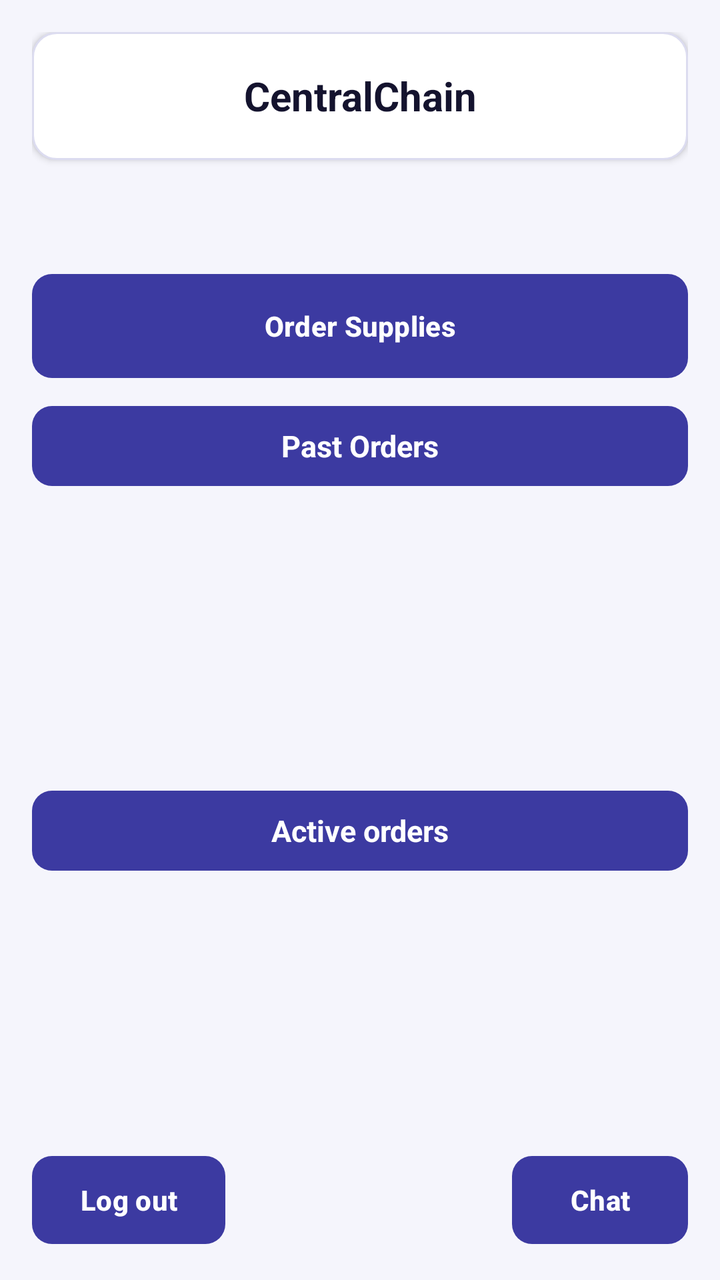
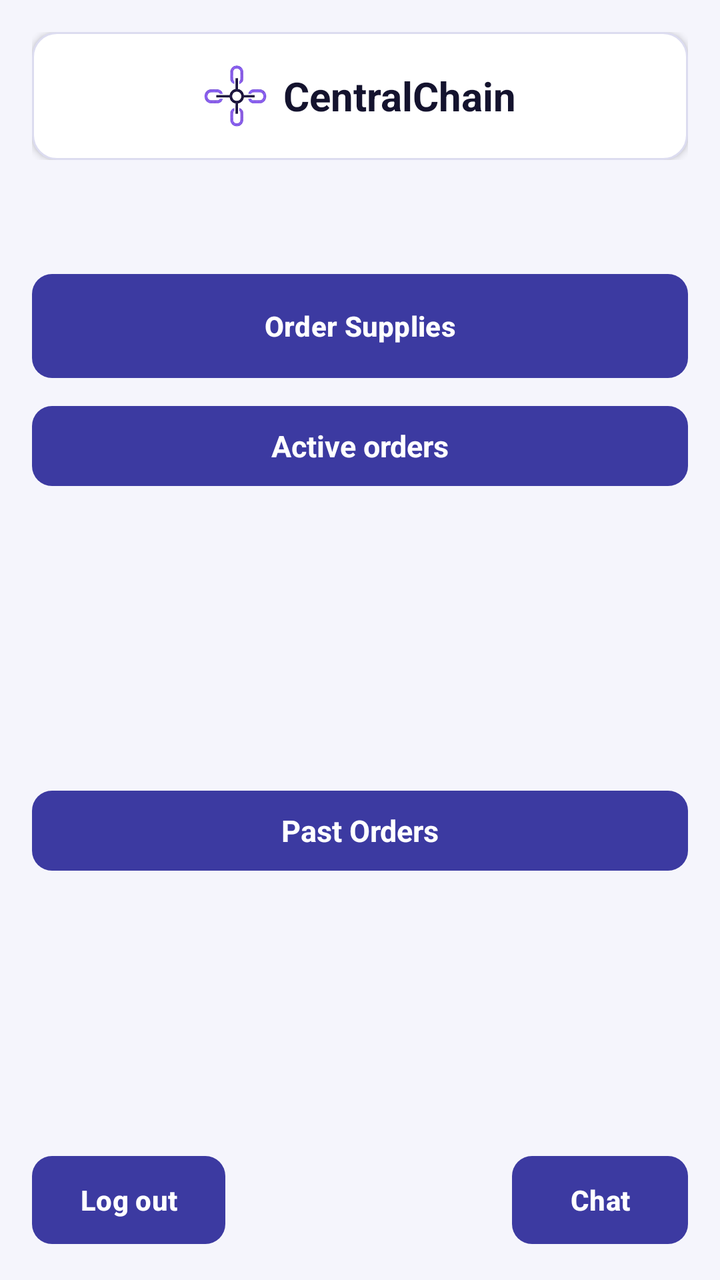

Compare the two renders of this Android layout. The source of the first and the diff that turns it into the second are given below.
<!-- AndroidManifest.xml: application theme Theme.CentralChain -->
<!-- res/layout/activity_buyer.xml -->
<?xml version="1.0" encoding="utf-8"?>
<LinearLayout xmlns:android="http://schemas.android.com/apk/res/android"
    android:layout_width="match_parent"
    android:layout_height="match_parent"
    android:orientation="vertical"
    android:padding="16dp">

    <include layout="@layout/view_header" />

    
    <com.google.android.material.button.MaterialButton
        android:id="@+id/btn_new_order"
        style="@style/CC.Button.Primary"
        android:layout_width="match_parent"
        android:layout_height="56dp"
        android:layout_marginTop="12dp"
        android:text="Order Supplies" />

    <TextView
        style="@style/CC.Pill.Primary"
        android:text="Past Orders" />

    <androidx.recyclerview.widget.RecyclerView
        android:id="@+id/list_past_orders"
        android:layout_width="match_parent"
        android:layout_height="0dp"
        android:layout_weight="1" />

    <TextView
        style="@style/CC.Pill.Primary"
        android:text="Active orders" />

    <androidx.recyclerview.widget.RecyclerView
        android:id="@+id/list_active_orders"
        android:layout_width="match_parent"
        android:layout_height="0dp"
        android:layout_weight="1" />

    <LinearLayout
        android:layout_width="match_parent"
        android:layout_height="wrap_content"
        android:orientation="horizontal">

        <com.google.android.material.button.MaterialButton
            android:id="@+id/btn_logout"
            style="@style/CC.Button.Primary"
            android:layout_width="wrap_content"
            android:layout_height="wrap_content"
            android:text="Log out" />

        <Space
            android:layout_width="0dp"
            android:layout_height="1dp"
            android:layout_weight="1" />


        <com.google.android.material.button.MaterialButton
            android:id="@+id/btn_chat"
            style="@style/CC.Button.Primary"
            android:layout_width="wrap_content"
            android:layout_height="wrap_content"
            android:text="Chat" />
    </LinearLayout>
</LinearLayout>
<!-- res/layout/view_header.xml (included above) -->
<?xml version="1.0" encoding="utf-8"?>
<LinearLayout xmlns:android="http://schemas.android.com/apk/res/android"
    android:layout_width="match_parent"
    android:layout_height="wrap_content"
    android:orientation="vertical">

    <TextView
        android:layout_width="match_parent"
        android:layout_height="64dp"
        android:background="@drawable/bg_card"
        android:elevation="2dp"
        android:gravity="center"
        android:text="@string/app_name"
        android:textColor="@color/ink"
        android:textSize="20sp"
        android:textStyle="bold" />

    <TextView
        android:id="@+id/screen_title"
        style="@style/CC.Title"
        android:layout_width="match_parent"
        android:layout_height="wrap_content"
        android:layout_marginTop="16dp"
        android:gravity="center" />

    <TextView
        android:id="@+id/screen_subtitle"
        style="@style/CC.Muted"
        android:layout_width="match_parent"
        android:layout_height="wrap_content"
        android:layout_marginTop="2dp"
        android:gravity="center"
        android:visibility="gone" />
</LinearLayout>
<!-- resources referenced by this layout -->
<resources>
  <color name="ink">#14132E</color>
  <!-- drawable bg_card (drawable) -->
  <?xml version="1.0" encoding="utf-8"?>
  <shape xmlns:android="http://schemas.android.com/apk/res/android" android:shape="rectangle">
      <solid android:color="@color/card" />
      <corners android:radius="12dp" />
      <stroke android:width="1dp" android:color="@color/stroke" />
  </shape>
  <string name="app_name">CentralChain</string>
  <style name="CC.Button.Primary">
          <item name="backgroundTint">@color/primary</item>
          <item name="android:textColor">@color/white</item>
      </style>
  <style name="CC.Muted">
          <item name="android:textSize">13sp</item>
          <item name="android:textColor">@color/muted</item>
      </style>
  <style name="CC.Pill.Primary">
          <item name="android:backgroundTint">@color/primary</item>
          <item name="android:textColor">@color/white</item>
      </style>
  <style name="CC.Title">
          <item name="android:textSize">20sp</item>
          <item name="android:textStyle">bold</item>
          <item name="android:textColor">@color/ink</item>
      </style>
  <style name="Theme.CentralChain" parent="Theme.Material3.Light.NoActionBar">
          <item name="colorPrimary">@color/primary</item>
          <item name="colorOnPrimary">@color/white</item>
          <item name="colorSecondary">@color/navy</item>
          <item name="android:colorBackground">@color/surface</item>
          <item name="android:windowBackground">@color/surface</item>
          <item name="android:statusBarColor">@color/surface</item>
          <item name="android:windowLightStatusBar">true</item>
          <item name="materialButtonStyle">@style/CC.Button</item>
      </style>
  <color name="card">#FFFFFF</color>
  <color name="stroke">#DCDCF0</color>
  <color name="primary">#3C3AA1</color>
  <color name="white">#FFFFFF</color>
  <color name="muted">#5E5D7A</color>
  <color name="navy">#26246B</color>
  <color name="surface">#F5F5FC</color>
  <style name="CC.Button" parent="Widget.Material3.Button">
          <item name="cornerRadius">10dp</item>
          <item name="android:minHeight">48dp</item>
          <item name="android:textAllCaps">false</item>
          <item name="android:textStyle">bold</item>
          <item name="android:insetTop">2dp</item>
          <item name="android:insetBottom">2dp</item>
      </style>
</resources>

<!-- the commit's change to res/layout/activity_buyer.xml (unified diff, before → after) -->
@@ -18,20 +18,20 @@
 
     <TextView
         style="@style/CC.Pill.Primary"
-        android:text="Past Orders" />
+        android:text="Active orders" />
 
     <androidx.recyclerview.widget.RecyclerView
-        android:id="@+id/list_past_orders"
+        android:id="@+id/list_active_orders"
         android:layout_width="match_parent"
         android:layout_height="0dp"
         android:layout_weight="1" />
 
     <TextView
         style="@style/CC.Pill.Primary"
-        android:text="Active orders" />
+        android:text="Past Orders" />
 
     <androidx.recyclerview.widget.RecyclerView
-        android:id="@+id/list_active_orders"
+        android:id="@+id/list_past_orders"
         android:layout_width="match_parent"
         android:layout_height="0dp"
         android:layout_weight="1" />
@@ -69,16 +69,54 @@
     android:layout_height="wrap_content"
     android:orientation="vertical">
 
-    <TextView
+    <FrameLayout
         android:layout_width="match_parent"
-        android:layout_height="64dp"
-        android:background="@drawable/bg_card"
-        android:elevation="2dp"
-        android:gravity="center"
-        android:text="@string/app_name"
-        android:textColor="@color/ink"
-        android:textSize="20sp"
-        android:textStyle="bold" />
+        android:layout_height="64dp">
+
+        
+        <LinearLayout
+            android:layout_width="match_parent"
+            android:layout_height="match_parent"
+            android:background="@drawable/bg_card"
+            android:elevation="2dp"
+            android:gravity="center"
+            android:orientation="horizontal">
+
+            <ImageView
+                android:layout_width="32dp"
+                android:layout_height="32dp"
+                android:layout_marginEnd="8dp"
+                android:contentDescription="@string/app_name"
+                android:src="@drawable/logo" />
+
+            <TextView
+                android:layout_width="wrap_content"
+                android:layout_height="wrap_content"
+                android:text="@string/app_name"
+                android:textColor="@color/ink"
+                android:textSize="20sp"
+                android:textStyle="bold" />
+        </LinearLayout>
+
+        
+        <TextView
+            android:id="@+id/text_role"
+            android:layout_width="wrap_content"
+            android:layout_height="wrap_content"
+            android:layout_gravity="end|center_vertical"
+            android:layout_marginEnd="12dp"
+            android:background="@drawable/bg_pill"
+            android:backgroundTint="@color/primary"
+            android:elevation="3dp"
+            android:paddingStart="12dp"
+            android:paddingTop="4dp"
+            android:paddingEnd="12dp"
+            android:paddingBottom="4dp"
+            android:textColor="@color/white"
+            android:textSize="12sp"
+            android:textStyle="bold"
+            android:visibility="gone" />
+    </FrameLayout>
 
     <TextView
         android:id="@+id/screen_title"
<!-- resource entries referenced after the edit -->
@@ -8,6 +8,13 @@
       <corners android:radius="12dp" />
       <stroke android:width="1dp" android:color="@color/stroke" />
   </shape>
+  <!-- drawable bg_pill (drawable) -->
+  <?xml version="1.0" encoding="utf-8"?>
+  <shape xmlns:android="http://schemas.android.com/apk/res/android" android:shape="rectangle">
+      <solid android:color="@color/white" />
+      <corners android:radius="10dp" />
+  </shape>
+  <!-- drawable logo: png bitmap (drawable-nodpi, 41189 bytes) -->
   <string name="app_name">CentralChain</string>
   <style name="CC.Button.Primary">
           <item name="backgroundTint">@color/primary</item>
